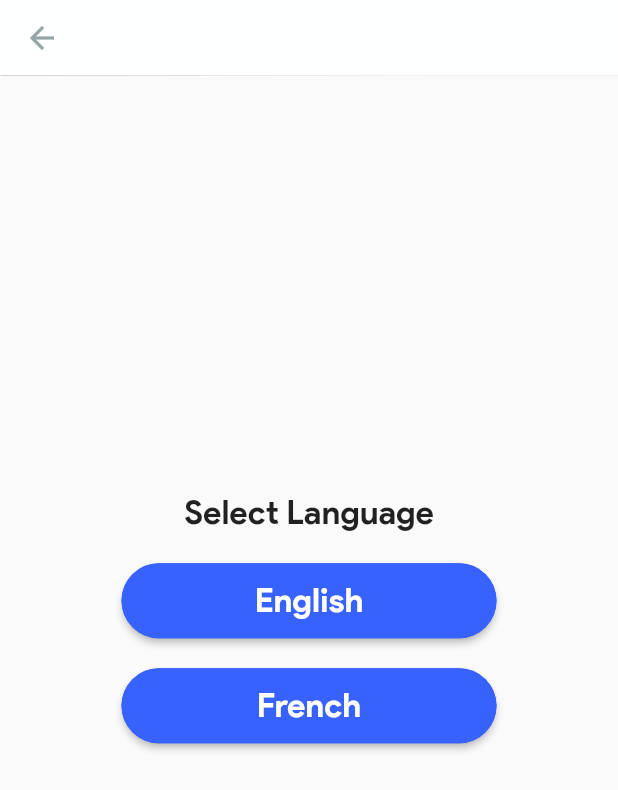
After one commit to parmeetmaster/academyapp-master-prod, a Flutter app: the LanguageScreen screen opened by its route, on a phone screen of 412 x 824 dp. The commit adds this screen. Shown: the top 790 px of the screen. Run offline on Flutter 3.47's test engine with Material 2 defaults, Android fonts, the phone set to English and light mode, and no system bars; our stand-ins replace cached_network_image, dio, flick_video_player, flutter_rating_bar, fluttertoast, image_picker and 8 more; missing offline and left inert: file_utils, flutter_downloader, vimeoplayer; accounts and stored records are empty; generated files the repository leaves out were written again; network calls fail.

Commit message:
Languages Added

```diff
--- a/lib/main.dart
+++ b/lib/main.dart
@@ -1,6 +1,7 @@
 import 'package:academy_app/providers/wallet.dart';
 import 'package:academy_app/screens/my_course_download_screen.dart';
 import 'package:academy_app/screens/wallet_screen.dart';
+import 'package:academy_app/utils/preference.dart';
 import 'package:academy_app/widgets/search_widget.dart';
 import 'package:flutter/material.dart';
 import 'package:flutter_downloader/flutter_downloader.dart';
@@ -22,17 +23,18 @@ import './screens/webview_screen_iframe.dart';
 import './screens/temp_view_screen.dart';
 import './providers/misc_provider.dart';
 import './providers/my_courses.dart';
+import 'screens/language_screen.dart';
 
 void main() async {
   // SystemChrome.setSystemUIOverlayStyle(SystemUiOverlayStyle(
   //   statusBarColor: Colors.transparent,
   //   statusBarBrightness: Brightness.light,
   // ));
-
   WidgetsFlutterBinding.ensureInitialized();
   await FlutterDownloader.initialize(
     debug: true
   );
+  await Preference.load();
   runApp(MyApp());
 }
 
@@ -95,6 +97,7 @@ class MyApp extends StatelessWidget {
                     AuthScreen.routeName: (ctx) => AuthScreen(),
                     LoginScreen.routeName: (ctx) => LoginScreen(),
                     WalletScreen.routeName:(ctx)=>WalletScreen(),
+                    LanguageScreen.routeName:(ctx)=>LanguageScreen(),
                     WebviewScreen.routeName: (ctx) => WebviewScreen(),
                     WebviewScreenIframe.routeName: (ctx) =>
                         WebviewScreenIframe(),
--- /dev/null
+++ b/lib/screens/language_screen.dart
@@ -0,0 +1,89 @@
+import 'package:academy_app/utils/language/languageDeligate.dart';
+import 'package:academy_app/widgets/app_bar_three.dart';
+import 'package:academy_app/widgets/app_bar_two.dart';
+import 'package:flutter/material.dart';
+import 'package:path/path.dart';
+
+import '../constants.dart';
+
+class LanguageScreen extends StatefulWidget {
+  static const routeName = '/language';
+GlobalKey key;
+
+  @override
+  _LanguageScreenState createState() => _LanguageScreenState();
+}
+
+class _LanguageScreenState extends State<LanguageScreen> {
+  @override
+  Widget build(BuildContext context) {
+    final GlobalKey args = ModalRoute.of(context).settings.arguments;
+    return Scaffold(
+      appBar: CustomAppBarThree(),
+      body: WillPopScope(
+        onWillPop: (){
+          print("pop done");
+          Navigator.pop(context);
+          args.currentState.setState(() {
+
+          });
+        },
+        child: Container(
+          height: double.infinity,
+          width: double.infinity,
+          child: Center(
+            child: Padding(
+              padding: EdgeInsets.only(bottom: 50),
+              child: Column(
+                mainAxisAlignment: MainAxisAlignment.center,
+                children: [
+                  Text("Select Language",style:TextStyle(fontSize: 22,fontWeight: FontWeight.w600) ,),
+                  SizedBox(height: 20,),
+                  Container(
+                    width: 250,
+                    height: 50,
+                    child: RaisedButton(
+                      disabledColor: kBlueColor,
+                      color: kBlueColor,
+                      disabledTextColor: Colors.white,
+                        child: Text("English",style: TextStyle(color:Colors.white,fontSize: 22,fontWeight: FontWeight.w600),),
+                        onPressed: (){
+                          setPrimaryLanguage(languageEnum.english);
+                        },
+                      shape: RoundedRectangleBorder(
+
+                borderRadius: BorderRadius.circular(25.0),
+                    side: BorderSide(color: kBlueColor)
+                     ),
+                    ),
+                  ),
+                  SizedBox(height: 20,),
+                  Container(
+                    width: 250,
+                    height: 50,
+                    child: RaisedButton(
+                      color: kBlueColor,
+                      disabledColor: kBlueColor,
+                      disabledTextColor: Colors.white,
+                      child: Text("French",style: TextStyle(color:Colors.white,fontSize: 22,fontWeight: FontWeight.w600),),
+                      onPressed: (){
+                        setPrimaryLanguage(languageEnum.french);
+
+                      },
+                      shape: RoundedRectangleBorder(
+
+                          borderRadius: BorderRadius.circular(25.0),
+                          side: BorderSide(color: kBlueColor)
+                      ),
+                    ),
+                  ),
+
+                ],
+              ),
+            ),
+          ),
+        ),
+      ),
+    );
+  }
+}
--- /dev/null
+++ b/lib/utils/language/languageDeligate.dart
@@ -0,0 +1,45 @@
+
+
+import '../preference.dart';
+import 'languageEn.dart';
+import 'languageFr.dart';
+
+enum languageEnum {english,french} //todo add supported languages here
+const languageCacheKey="language";
+
+// todo set primary language using lanuage selection screen
+setPrimaryLanguage(var languageenum){
+  switch(languageenum){
+    case languageEnum.english: Preference.setString(languageCacheKey, languageEnum.english.toString());
+    break;
+    case languageEnum.french: Preference.setString(languageCacheKey, languageEnum.french.toString());
+    break;
+    default:
+  }
+}
+
+getPrimaryLanguage() {
+   String cacheLanguage=Preference.getString(languageCacheKey);
+   if(cacheLanguage==null){
+     return LanguageEn();
+   }
+
+
+   if(cacheLanguage==languageEnum.english.toString()){
+     return LanguageEn();
+   }else  if(cacheLanguage==languageEnum.french.toString()){
+     return LanguageFr();
+   }else{
+    // AppLogger.print("Language is not set");
+     return LanguageEn(); //todo set default language here
+   }
+   return LanguageFr();
+}
+
+bool isPrimaryLanguageset(){
+  if(Preference.getString(languageCacheKey)==null){
+    return false;
+  }else{
+    return true;
+  }
+}
--- a/lib/widgets/acoount_list_tile.dart
+++ b/lib/widgets/acoount_list_tile.dart
@@ -1,4 +1,5 @@
 import 'package:academy_app/models/user.dart';
+import 'package:academy_app/screens/language_screen.dart';
 import 'package:academy_app/screens/wallet_screen.dart';
 import 'package:flutter/material.dart';
 import 'package:provider/provider.dart';
@@ -31,6 +32,8 @@ class AccountListTile extends StatelessWidget {
     }
     else if (actionType == 'wallet') {
       Navigator.of(context).pushNamed(WalletScreen.routeName,arguments: user);
+    }else if(actionType=='language'){
+      Navigator.of(context).pushNamed(LanguageScreen.routeName);
     }
 
 
```
Also changed, not shown: lib/screens/account_screen.dart (+19 -2 lines), lib/utils/language/languageEn.dart (added, +29 -0 lines), lib/utils/language/languageFr.dart (added, +36 -0 lines), lib/utils/language/words.dart (added, +15 -0 lines), lib/utils/preference.dart (added, +97 -0 lines).
